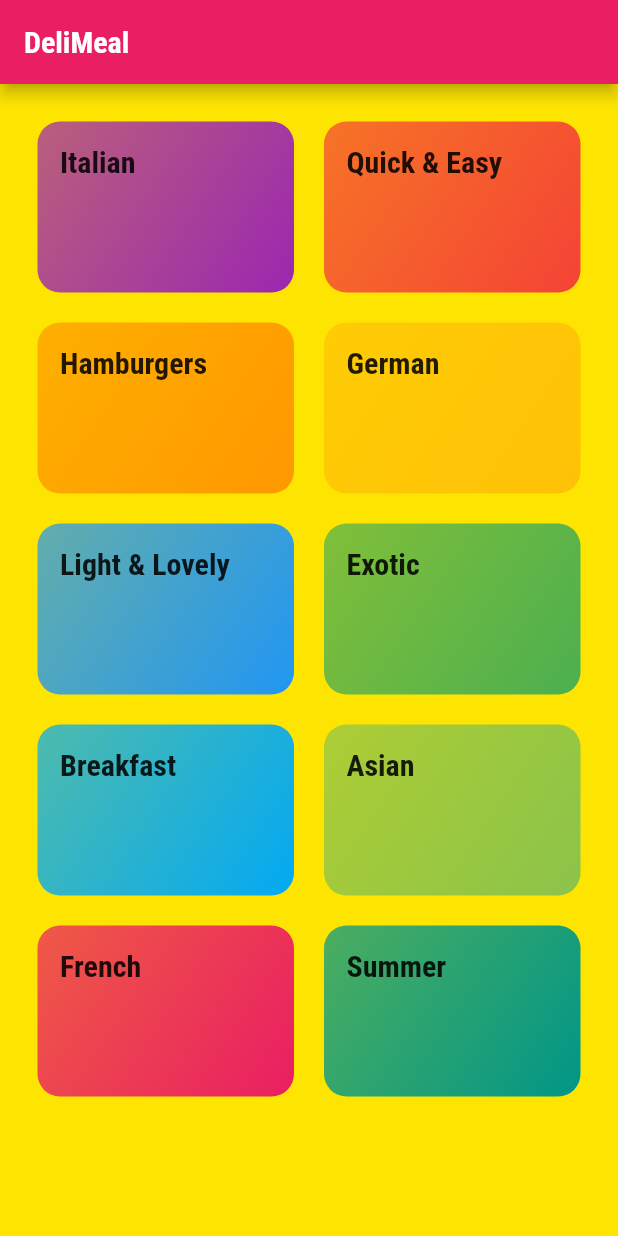
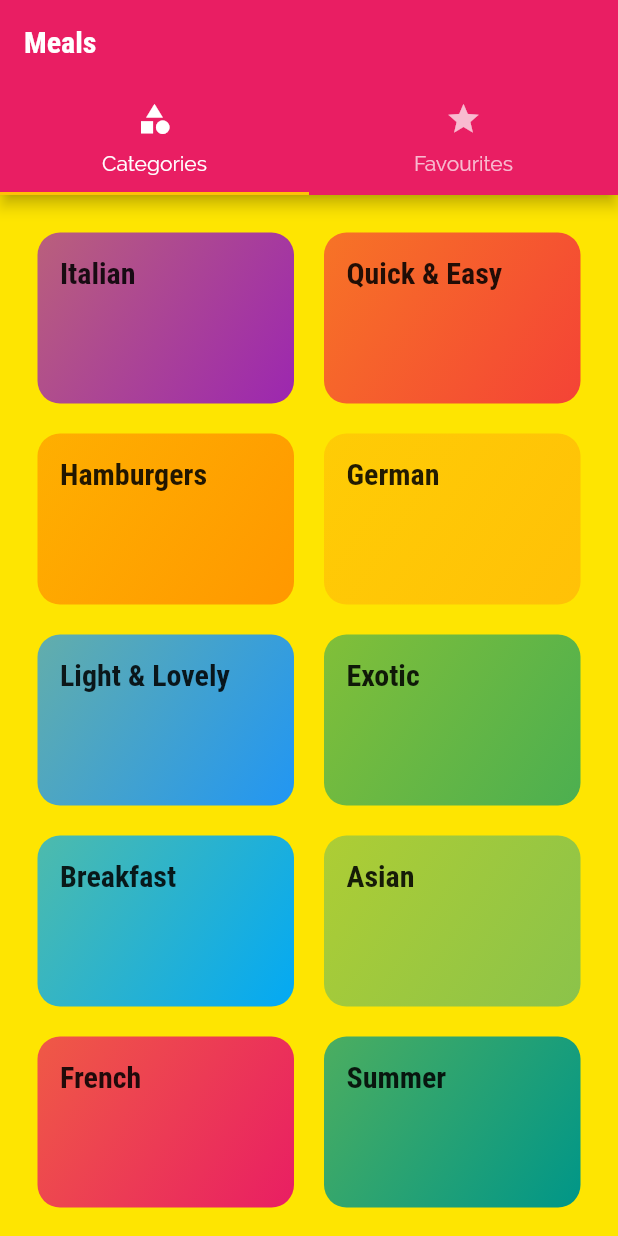
Before and after one commit to Rakesh-swain/Meals_App, a Flutter app: the screen it shows after launch, on a phone screen of 412 x 824 dp. Run offline on Flutter 3.47's test engine with Material 2 defaults, Android fonts, the phone set to English and light mode, and no system bars.

Commit message:
add a tapBar to the AppBar

```diff
--- a/lib/main.dart
+++ b/lib/main.dart
@@ -1,7 +1,8 @@
 import 'package:flutter/material.dart';
 import './screeens/meal_detail_screen.dart';
-import 'screeens/categories_screen.dart';
-import 'screeens/category_meals_screen.dart';
+import './screeens/categories_screen.dart';
+import './screeens/category_meals_screen.dart';
+import './screeens/tabs_screen.dart';
 
 void main() => runApp(MyApp());
 
@@ -31,7 +32,7 @@ class MyApp extends StatelessWidget {
       // home: CategoriesScreen(),
       initialRoute: '/', //default is '/'
       routes: {
-        '/': (ctx) => CategoriesScreen(),
+        '/': (ctx) => TabsScreen(),
         CategoryMealsScreen.routeName: (ctx) => CategoryMealsScreen(),
         MealDetailScreen.routeName: (ctx) => MealDetailScreen(),
       },
--- a/lib/screeens/categories_screen.dart
+++ b/lib/screeens/categories_screen.dart
@@ -5,9 +5,7 @@ import '../widgets/category_item.dart';
 class CategoriesScreen extends StatelessWidget {
   @override
   Widget build(BuildContext context) {
-    return Scaffold(
-        appBar: AppBar(title: Text('DeliMeal')),
-        body: GridView(
+    return GridView(
       padding: EdgeInsets.all(25),
       children: DUMMY_CATEGORIES
           .map((catData) =>
@@ -19,6 +17,6 @@ class CategoriesScreen extends StatelessWidget {
         crossAxisSpacing: 20,
         mainAxisSpacing: 20,
       ),
-        ));
+    );
   }
 }
--- /dev/null
+++ b/lib/screeens/favorites_screen.dart
@@ -0,0 +1,10 @@
+import 'package:flutter/material.dart';
+
+class FavoriteScreen extends StatelessWidget {
+  @override
+  Widget build(BuildContext context) {
+    return Center(
+      child: Text('The Favorites'),
+    );
+  }
+}
--- a/lib/screeens/meal_detail_screen.dart
+++ b/lib/screeens/meal_detail_screen.dart
@@ -23,7 +23,7 @@ class MealDetailScreen extends StatelessWidget {
       ),
       margin: EdgeInsets.all(10),
       padding: EdgeInsets.all(10),
-      height: 150,
+      height: 170,
       width: 300,
       child: child,
     );
--- /dev/null
+++ b/lib/screeens/tabs_screen.dart
@@ -0,0 +1,38 @@
+import 'package:flutter/material.dart';
+import 'package:flutter_complete_guide/screeens/favorites_screen.dart';
+import './categories_screen.dart';
+
+class TabsScreen extends StatefulWidget {
+  @override
+  State<TabsScreen> createState() => _TabsScreenState();
+}
+
+class _TabsScreenState extends State<TabsScreen> {
+  @override
+  Widget build(BuildContext context) {
+    return DefaultTabController(
+      length: 2,
+      //initialIndex: 0,
+      child: Scaffold(
+        appBar: AppBar(
+          title: Text('Meals'),
+          bottom: TabBar(
+            tabs: <Widget>[
+              Tab(
+                icon: Icon(Icons.category),
+                text: 'Categories',
+              ),
+              Tab(
+                icon: Icon(Icons.star),
+                text: 'Favourites',
+              )
+            ],
+          ),
+        ),
+        body: TabBarView(
+          children: [CategoriesScreen(), FavoriteScreen()],
+        ),
+      ),
+    );
+  }
+}
```
Lines whose indentation alone changed are shown as unchanged.
